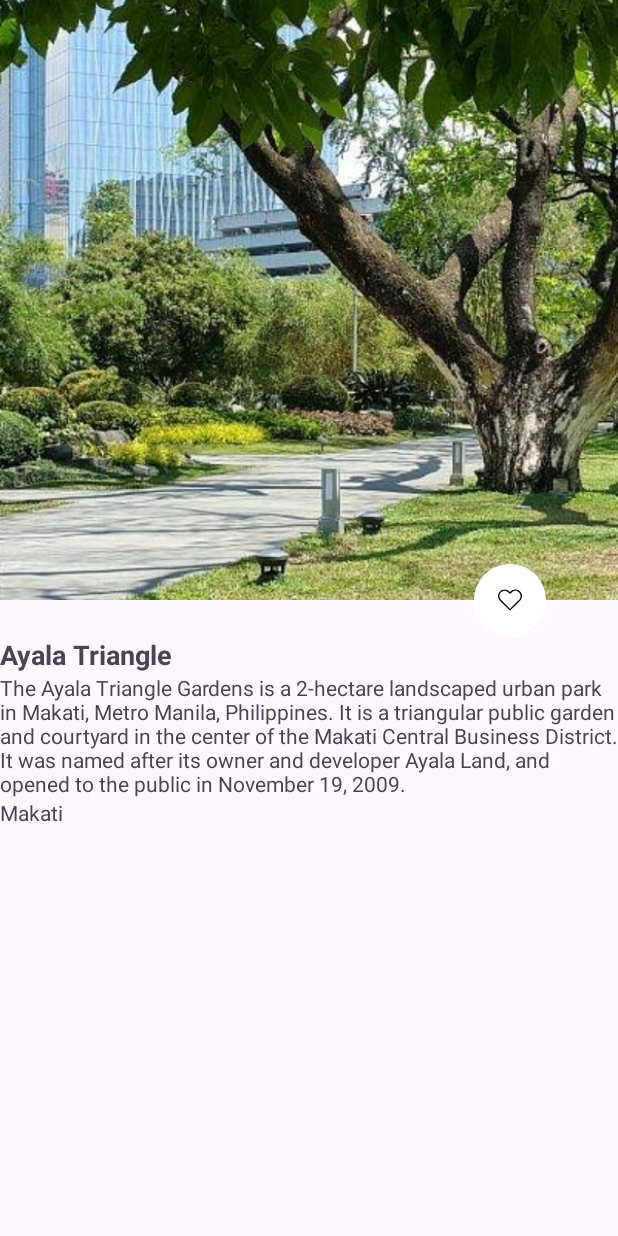
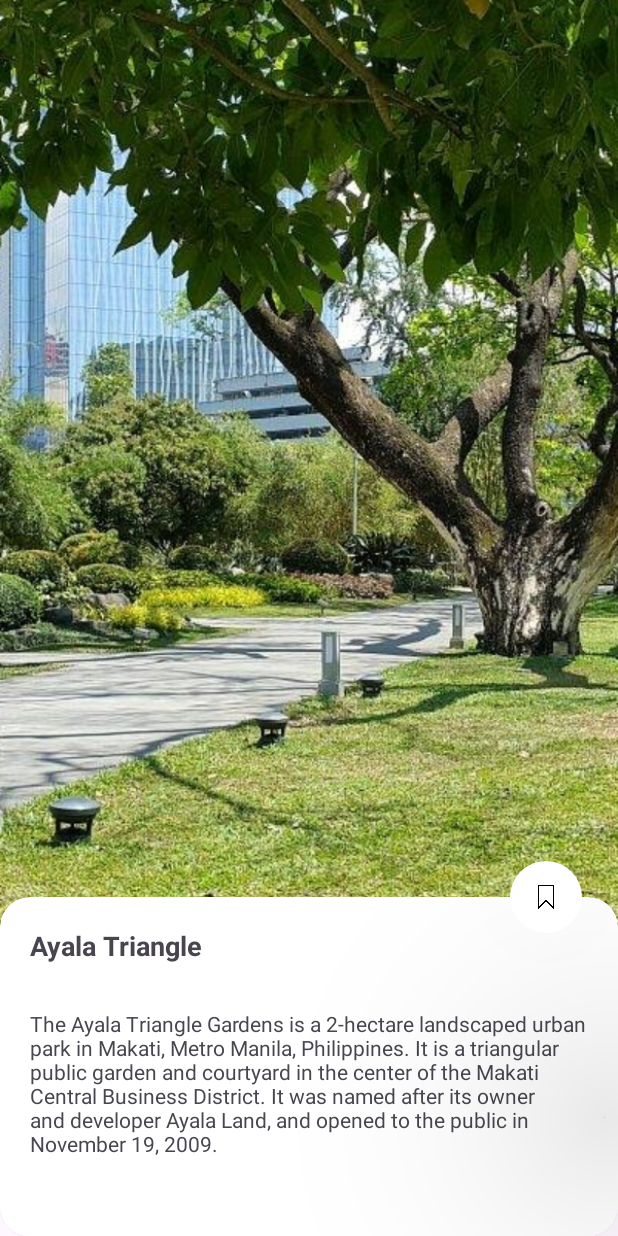
Before and after one commit to CodeKiyo/phexplore, an Android app: the HomeMenuViewActivity screen opened directly, with no data from a screen before it, after a tap on "Ayala Triangle", on a phone screen of 412 x 824 dp. Run offline under Robolectric (Android 15) with nearby library versions, the light colour scheme and no system bars; 1 statement that could not run was skipped.

Commit message:
update: menu item view, changed heart to bookmark

```diff
--- a/app/src/main/java/com/mobdeve/phexplore/DestinationAdapter.kt
+++ b/app/src/main/java/com/mobdeve/phexplore/DestinationAdapter.kt
@@ -9,12 +9,6 @@
 
 class DestinationAdapter(private val data: ArrayList<DestinationModel>, private val orientationKey:Int) : RecyclerView.Adapter<DestinationViewHolder>() {
 
-    companion object{
-        const val dest_name : String = "DEST_NAME"
-        const val dest_description : String = "DEST_DESCRIPTION"
-        const val dest_image : String = "DEST_IMAGE"
-
-    }
     override fun onCreateViewHolder(parent: ViewGroup, viewType: Int): DestinationViewHolder {
         var view = LayoutInflater.from(parent.context).inflate(R.layout.horizontal_recycler, parent, false)
         if (orientationKey == 1)
--- a/app/src/main/java/com/mobdeve/phexplore/MenuItemViewActivity.kt
+++ b/app/src/main/java/com/mobdeve/phexplore/MenuItemViewActivity.kt
@@ -16,7 +16,7 @@
     }
 
     private lateinit var menuitemPage: MenuitemviewPageBinding
-
+    private var isLiked = false
     override fun onCreate(savedInstanceState: Bundle?) {
         super.onCreate(savedInstanceState)
 
@@ -29,5 +29,14 @@
         this.menuitemPage.destDescription.text = intent.getStringExtra(dest_description).toString()
         this.menuitemPage.destImage.setImageResource(intent.getIntExtra(dest_image, 0))
         this.menuitemPage.destCity.text = intent.getStringExtra(dest_city).toString()
+        this.menuitemPage.bookmarkBtn.setOnClickListener {
+            if (this.isLiked) {
+                this.menuitemPage.bookmarkBtn.setImageResource(R.drawable.bookmark_black)
+                this.isLiked = false
+            } else {
+                this.menuitemPage.bookmarkBtn.setImageResource(R.drawable.bookmark_yellow)
+                this.isLiked = true
+            }
+        }
     }
 }
--- a/app/src/main/res/layout/menuitemview_page.xml
+++ b/app/src/main/res/layout/menuitemview_page.xml
@@ -1,53 +1,76 @@
 <?xml version="1.0" encoding="utf-8"?>
-<LinearLayout xmlns:android="http://schemas.android.com/apk/res/android"
+<androidx.constraintlayout.widget.ConstraintLayout xmlns:android="http://schemas.android.com/apk/res/android"
     xmlns:app="http://schemas.android.com/apk/res-auto"
     xmlns:tools="http://schemas.android.com/tools"
     android:layout_width="match_parent"
-    android:layout_height="match_parent"
-    android:orientation="vertical">
-    <androidx.constraintlayout.widget.ConstraintLayout
+    android:layout_height="match_parent">
+    <ImageView
+        android:id="@+id/destImage"
         android:layout_width="match_parent"
-        android:layout_height="wrap_content">
-
-        <ImageView
-            android:id="@+id/dest_image"
-            android:layout_width="match_parent"
-            android:layout_height="400dp"
+        android:layout_height="wrap_content"
         android:adjustViewBounds="true"
         android:scaleType="centerCrop"
+        app:layout_constraintStart_toStartOf="parent"
+        app:layout_constraintTop_toTopOf="parent"
         tools:srcCompat="@tools:sample/avatars"
-            app:layout_constraintStart_toStartOf="parent"
-            app:layout_constraintTop_toTopOf="parent"/>
+        android:contentDescription="Destination Image" />
 
     <ImageView
         android:id="@+id/bookmarkBtn"
         android:layout_width="48dp"
         android:layout_height="48dp"
+        android:layout_marginTop="-20dp"
+        android:layout_marginBottom="-24dp"
+        android:layout_marginEnd="24dp"
+        android:background="@drawable/round_white"
         android:padding="16dp"
-            android:layout_marginRight="48dp"
-            android:layout_marginBottom="-24dp"
-            android:background="@drawable/round_white"
-            android:src="@drawable/heart_black"
-            app:layout_constraintBottom_toBottomOf="@+id/dest_image"
-            app:layout_constraintEnd_toEndOf="@+id/dest_image" />
-    </androidx.constraintlayout.widget.ConstraintLayout>
+        android:src="@drawable/bookmark_black"
+        app:layout_constraintBottom_toTopOf="@+id/cardView"
+        app:layout_constraintEnd_toEndOf="parent"
+        android:translationZ="99dp"
+        android:contentDescription="Bookmark Icon" />
 
+
+    <androidx.cardview.widget.CardView
+        android:id="@+id/cardView"
+        android:layout_width="0dp"
+        android:layout_height="0dp"
+        android:layout_marginTop="-20dp"
+        app:cardCornerRadius="20dp"
+        app:layout_constraintBottom_toBottomOf="parent"
+        app:layout_constraintEnd_toEndOf="parent"
+        app:layout_constraintStart_toStartOf="parent"
+        app:layout_constraintTop_toBottomOf="@+id/destImage"
+  >
+        <LinearLayout
+            android:layout_width="match_parent"
+            android:layout_height="wrap_content"
+            android:orientation="vertical"
+            android:padding="20dp">
             <TextView
-        android:id="@+id/dest_name"
+                android:id="@+id/destName"
                 android:layout_width="wrap_content"
                 android:layout_height="wrap_content"
                 android:text="Destination Name"
                 android:textSize="18sp"
-        android:textStyle="bold" />
+                android:textStyle="bold"
+                android:layout_marginBottom="30dp"/>
 
             <TextView
-        android:id="@+id/dest_description"
-        android:layout_width="match_parent"
+                android:id="@+id/destDescription"
+                android:layout_width="wrap_content"
                 android:layout_height="wrap_content"
-        android:text=" asd ad asd  " />
+                android:text=" asd ad asd  "
+                android:layout_marginBottom="30dp"/>
+
             <TextView
-        android:id="@+id/dest_city"
-        android:layout_width="match_parent"
+                android:id="@+id/destCity"
+                android:layout_width="wrap_content"
                 android:layout_height="wrap_content"
-        android:text=" city  " />
+                android:text=" city  "
+                android:layout_gravity="bottom"/>
+
         </LinearLayout>
+    </androidx.cardview.widget.CardView>
+
+</androidx.constraintlayout.widget.ConstraintLayout>
```
Also changed, not shown: app/src/main/res/drawable/bookmark_black.png (added), app/src/main/res/drawable/bookmark_yellow.png (added). Lines whose indentation alone changed are shown as unchanged.
